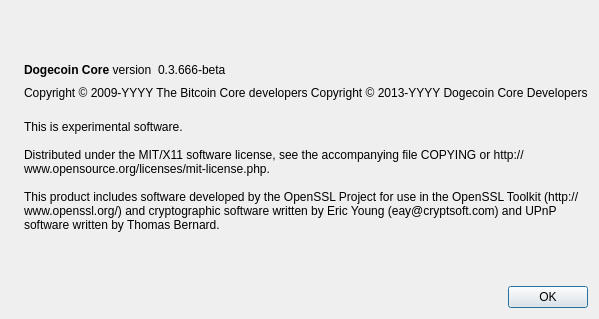
Old version of the form src/qt/forms/aboutdialog.ui in the repository megcoin/megcoin.
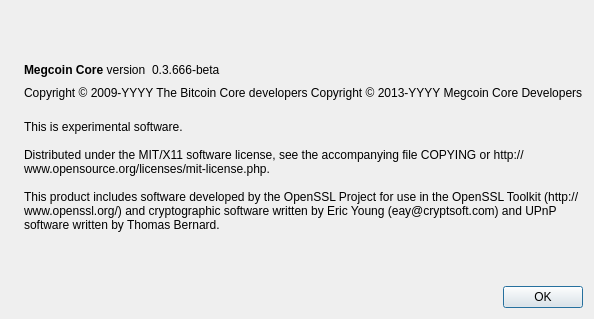
New version of the form. Icons and pictures are not drawn.

Patch:
```diff
--- a/src/qt/forms/aboutdialog.ui
+++ b/src/qt/forms/aboutdialog.ui
@@ -50,7 +50,7 @@
           <cursorShape>IBeamCursor</cursorShape>
          </property>
          <property name="text">
-          <string>&lt;b&gt;Dogecoin Core&lt;/b&gt; version</string>
+          <string>&lt;b&gt;Megcoin Core&lt;/b&gt; version</string>
          </property>
          <property name="textInteractionFlags">
           <set>Qt::LinksAccessibleByMouse|Qt::TextSelectableByKeyboard|Qt::TextSelectableByMouse</set>
@@ -92,7 +92,7 @@
        </property>
        <property name="text">
         <string notr="true">Copyright &amp;copy; 2009-YYYY The Bitcoin Core developers
-          Copyright &amp;copy; 2013-YYYY Dogecoin Core Developers</string>
+          Copyright &amp;copy; 2013-YYYY Megcoin Core Developers</string>
        </property>
        <property name="textFormat">
         <enum>Qt::RichText</enum>
```
Left out of the diff: 2 changed lines with no effect on the pictures.
